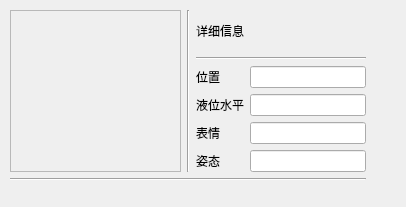
Qt form GUI/ui/body.ui (Frost-rA9/infusion-companion) before a commit.
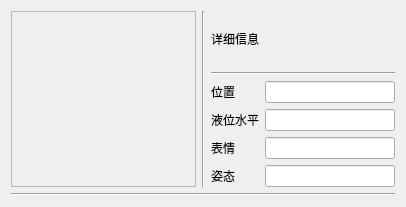
The same form after that commit.

The edit to the form file:
```diff
--- a/GUI/ui/body.ui
+++ b/GUI/ui/body.ui
@@ -13,15 +13,8 @@
   <property name="windowTitle">
    <string>Form</string>
   </property>
-  <widget class="QWidget" name="">
-   <property name="geometry">
-    <rect>
-     <x>10</x>
-     <y>10</y>
-     <width>356</width>
-     <height>171</height>
-    </rect>
-   </property>
+  <layout class="QVBoxLayout" name="verticalLayout_2">
+   <item>
    <layout class="QVBoxLayout" name="verticalLayout">
     <item>
      <layout class="QHBoxLayout" name="horizontalLayout">
@@ -37,8 +30,8 @@
             <rect>
              <x>0</x>
              <y>0</y>
-             <width>85</width>
-             <height>153</height>
+              <width>113</width>
+              <height>167</height>
             </rect>
            </property>
           </widget>
@@ -137,7 +130,8 @@
      </widget>
     </item>
    </layout>
-  </widget>
+   </item>
+  </layout>
  </widget>
  <resources/>
  <connections/>
```
Lines whose indentation alone changed are shown as unchanged.
